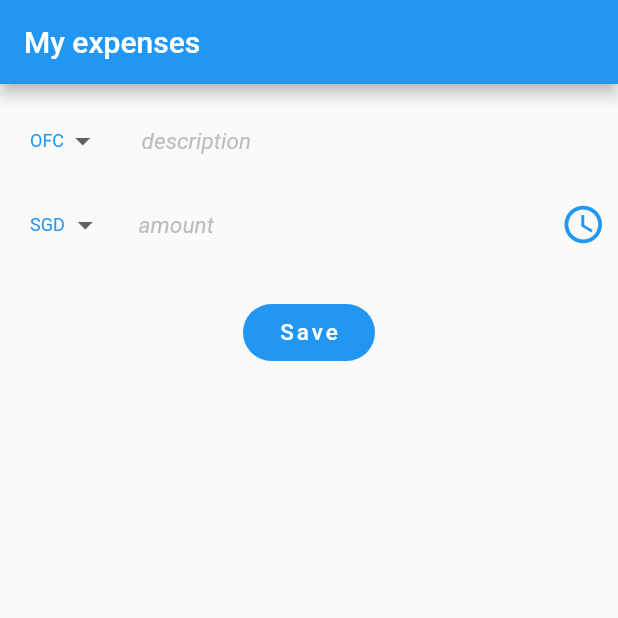
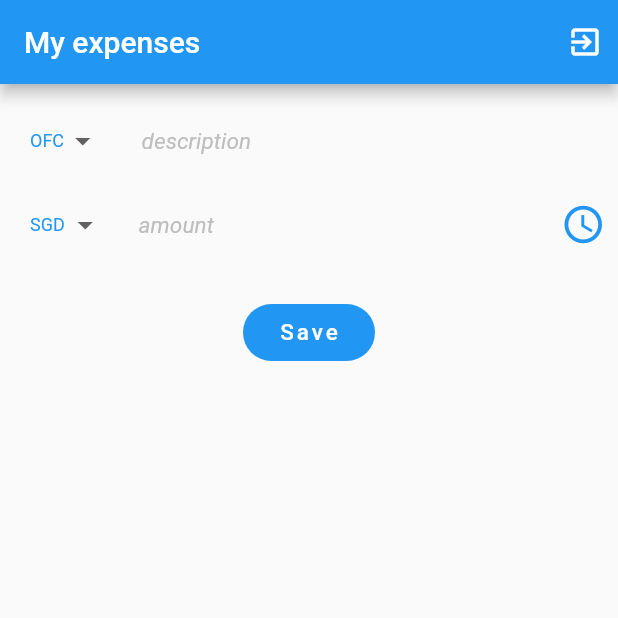
Before and after one commit to kentankengboon/MyClone, a Flutter app: the MyHomePage screen opened directly, on a phone screen of 412 x 824 dp, the top half of it. Run offline on Flutter 3.47's test engine with Material 2 defaults, Android fonts, the phone set to English and light mode, and no system bars; our stand-ins replace cloud_firestore, firebase_auth; accounts and stored records are empty.

```diff
--- a/lib/main.dart
+++ b/lib/main.dart
@@ -2,12 +2,15 @@ import 'package:flutter/cupertino.dart';
 import 'package:flutter/material.dart';
 import 'package:cloud_firestore/cloud_firestore.dart';
 import 'package:intl/intl.dart';
+import 'package:firebase_auth/firebase_auth.dart';
+import 'package:expenses/register.dart';
+import 'package:expenses/services/auth.dart';
 
 void main() {
-  runApp(MyApp());
+  runApp(ExpensesMain());
 }
 
-class MyApp extends StatelessWidget {
+class ExpensesMain extends StatelessWidget {
   // This widget is the root of your application.
   @override
   Widget build(BuildContext context) {
@@ -57,6 +60,28 @@ class MyHomePage extends StatefulWidget {
 }
 
 class _MyHomePageState extends State<MyHomePage> {
+
+
+  @override
+  void initState() {
+    super.initState();
+    FirebaseAuth.instance.currentUser().then((user) {
+      //setState(() {
+        if (user != null) {
+
+          //uidToCheck = user.uid;
+          //Navigator.pushReplacement(context, MaterialPageRoute(builder: (context) => TeamPage()));
+        }else{
+          Navigator.pushReplacement(context, MaterialPageRoute(builder: (context) => Register()));
+        }
+      //});
+    });
+
+
+  }
+
+
+
   final formkey = GlobalKey<FormState>();
   TextEditingController description = new TextEditingController();
   TextEditingController amount = new TextEditingController();
@@ -69,6 +94,7 @@ class _MyHomePageState extends State<MyHomePage> {
   DateFormat dateFormat = DateFormat('dd-MMM-yyyy');
   String oldExpList;
   String newExpLog;
+  AuthMethods authmethods = new AuthMethods();
 
   @override
   Widget build(BuildContext context) {
@@ -215,10 +241,25 @@ class _MyHomePageState extends State<MyHomePage> {
       //setState(() {});
     }
 
+    logout(){
+      authmethods.signout();
+      Navigator.pushReplacement(context, MaterialPageRoute(builder: (context) => Register()));
+    }
+
     return Scaffold(
         resizeToAvoidBottomInset: false,
         appBar: AppBar(
           title: Text(widget.theTitle),
+          actions: [
+            Padding(
+              padding: EdgeInsets.only(right:10.0),
+                child: GestureDetector(
+                  onTap: () {logout();},
+                  child: Icon(Icons.exit_to_app,),
+
+            )),
+          ],
+
         ),
         //automaticallyImplyLeading: true,
         body: Builder(
--- a/pubspec.yaml
+++ b/pubspec.yaml
@@ -31,7 +31,7 @@ dependencies:
   firebase_auth: ^0.16.0
   cloud_firestore: ^0.13.7
   firebase_storage: ^3.1.6
-
+  toast: ^0.1.5
 
 dev_dependencies:
   flutter_test:
```
Also changed, not shown: pubspec.lock, 3 other files.
